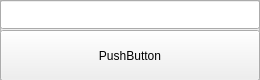
Qt form Linux/gui_/get_sub.ui (EvisSolver/otterE) before a commit.
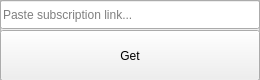
The same form after that commit.

The edit to the form file:
```diff
--- a/Linux/gui_/get_sub.ui
+++ b/Linux/gui_/get_sub.ui
@@ -41,7 +41,7 @@
         </rect>
        </property>
        <property name="text">
-        <string>PushButton</string>
+        <string>Get</string>
        </property>
       </widget>
       <widget class="QLineEdit" name="input_SubLink">
@@ -53,6 +53,9 @@
          <height>29</height>
         </rect>
        </property>
+       <property name="placeholderText">
+        <string>Paste subscription link...</string>
+       </property>
       </widget>
      </widget>
     </item>
```
Left out of the diff: 2 changed lines with no effect on the pictures.
